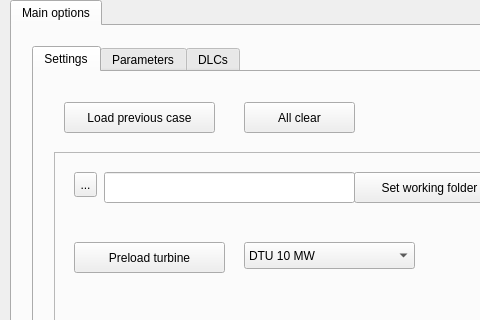
Before: the Qt Designer form openturbinecode/master_GUI/Config.ui in OpenTurbineCoDe/OpenTurbineCoDe, drawn with Qt 5; both pictures show x 0 to 480 and y 0 to 320 of the 1440 by 798 pixel window.
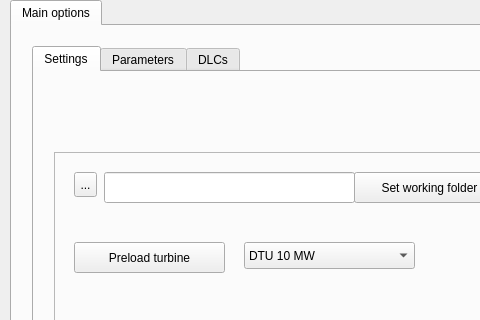
After: the same form once the commit is applied.

Commit message: :lipstick: removing unused button from the master GUI

What changed in the file:
```diff
--- a/openturbinecode/master_GUI/Config.ui
+++ b/openturbinecode/master_GUI/Config.ui
@@ -46,32 +46,6 @@
        <attribute name="title">
         <string>Settings</string>
        </attribute>
-       <widget class="QPushButton" name="pushButton_30">
-        <property name="geometry">
-         <rect>
-          <x>210</x>
-          <y>30</y>
-          <width>111</width>
-          <height>31</height>
-         </rect>
-        </property>
-        <property name="text">
-         <string>All clear</string>
-        </property>
-       </widget>
-       <widget class="QPushButton" name="pushButton_31">
-        <property name="geometry">
-         <rect>
-          <x>30</x>
-          <y>30</y>
-          <width>151</width>
-          <height>31</height>
-         </rect>
-        </property>
-        <property name="text">
-         <string>Load previous case</string>
-        </property>
-       </widget>
        <widget class="QPushButton" name="Main_set_SaveCaseButton">
         <property name="geometry">
          <rect>
```
